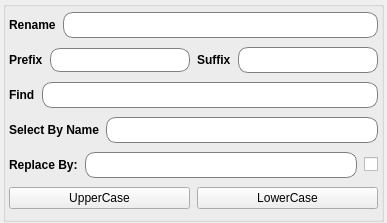
Before: the Qt Designer form src/developer/main/nametools/widget/ui/basicnameUI.ui in code-google-com/mayatools, drawn with Qt 5.
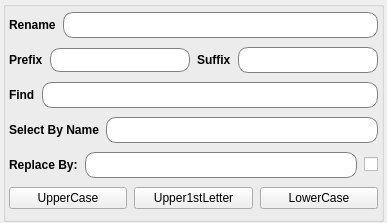
After: the same form once the commit is applied.

The edit to the form file:
```diff
--- a/src/developer/main/nametools/widget/ui/basicnameUI.ui
+++ b/src/developer/main/nametools/widget/ui/basicnameUI.ui
@@ -251,6 +251,13 @@
            </property>
           </widget>
          </item>
+         <item>
+          <widget class="QPushButton" name="btnUpper1stLetter">
+           <property name="text">
+            <string>Upper1stLetter</string>
+           </property>
+          </widget>
+         </item>
          <item>
           <widget class="QPushButton" name="btnLowerCase">
            <property name="text">
```
